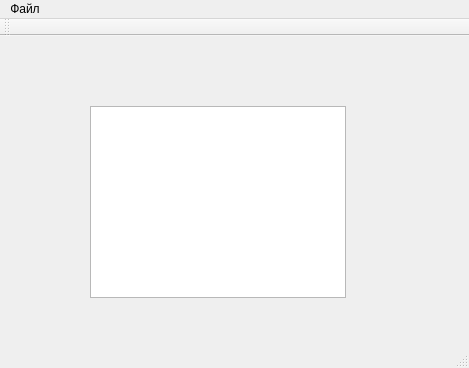
Old version of the form Notes/mainwindow.ui in the repository smylebifa/NotesQt.
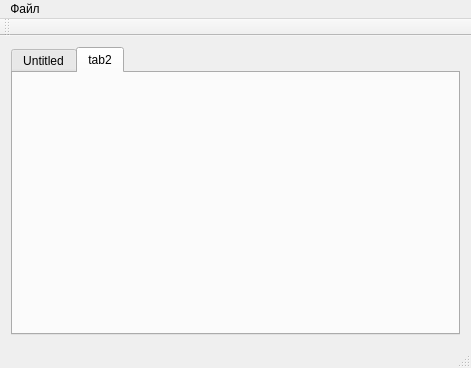
New version of the form.

Patch:
```diff
--- a/Notes/mainwindow.ui
+++ b/Notes/mainwindow.ui
@@ -14,18 +14,25 @@
    <string>MainWindow</string>
   </property>
   <widget class="QWidget" name="centralWidget">
+   <layout class="QVBoxLayout" name="verticalLayout">
+    <item>
+     <widget class="QTabWidget" name="tabWidget">
+      <property name="enabled">
+       <bool>true</bool>
+      </property>
+      <property name="currentIndex">
+       <number>1</number>
+      </property>
+      <widget class="QWidget" name="tab">
+       <attribute name="title">
+        <string>Untitled</string>
+       </attribute>
+       <layout class="QVBoxLayout" name="verticalLayout_2">
+        <item>
    <widget class="QTextEdit" name="text_field">
     <property name="enabled">
      <bool>true</bool>
     </property>
-    <property name="geometry">
-     <rect>
-      <x>90</x>
-      <y>70</y>
-      <width>256</width>
-      <height>192</height>
-     </rect>
-    </property>
     <property name="autoFillBackground">
      <bool>false</bool>
     </property>
@@ -40,6 +47,24 @@
 &lt;p style=&quot;-qt-paragraph-type:empty; margin-top:0px; margin-bottom:0px; margin-left:0px; margin-right:0px; -qt-block-indent:0; text-indent:0px;&quot;&gt;&lt;br /&gt;&lt;/p&gt;&lt;/body&gt;&lt;/html&gt;</string>
     </property>
    </widget>
+        </item>
+       </layout>
+      </widget>
+      <widget class="QWidget" name="tab_2">
+       <property name="minimumSize">
+        <size>
+         <width>445</width>
+         <height>0</height>
+        </size>
+       </property>
+       <attribute name="title">
+        <string>tab2</string>
+       </attribute>
+       <layout class="QGridLayout" name="gridLayout"/>
+      </widget>
+     </widget>
+    </item>
+   </layout>
   </widget>
   <widget class="QMenuBar" name="menuBar">
    <property name="geometry">
```
Lines whose indentation alone changed are shown as unchanged.
